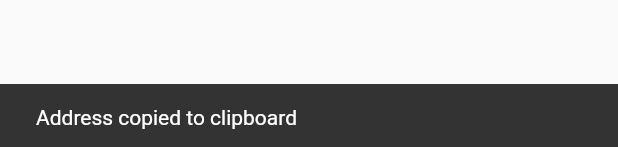
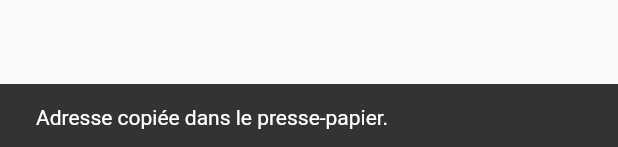
Before and after one commit to tugcekoksal/vv, a Flutter app: the HubPopup widget shown alone on an empty page, opened directly with empty values, after a tap on the "content copy" icon, on a phone screen of 412 x 824 dp. Shown: the part 1086-1233 px from the top of the screen. Run offline on Flutter 3.47's test engine with Material 2 defaults, Android fonts, the phone set to English and light mode, and no system bars; our stand-ins replace carousel_slider, dotted_border, dropdown_search, firebase_core, firebase_messaging, flutter_map and 6 more; missing offline and left inert: cool_dropdown, flutter_map_marker_cluster, new_version, qr_code_scanner; accounts and stored records are empty; project files that could hold a hidden picture were left out.

Commit message:
[FIX] press papier popup

```diff
--- a/lib/screens/views/my_bikes/hub_list.dart
+++ b/lib/screens/views/my_bikes/hub_list.dart
@@ -70,7 +70,8 @@ class HubCard extends StatelessWidget {
                   Clipboard.setData(ClipboardData(text: hub.adresse)).then(
                       (value) => ScaffoldMessenger.of(context).showSnackBar(
                           SnackBar(
-                              content: Text("Address copied to clipboard"))))
+                              content: Text(
+                                  "Adresse copiée dans le presse-papier."))))
                 },
                 icon: Icon(
                   Icons.copy,
--- a/lib/screens/views/my_bikes/hub_popup.dart
+++ b/lib/screens/views/my_bikes/hub_popup.dart
@@ -44,7 +44,9 @@ class HubPopup extends StatelessWidget {
             onTap: () => {
               Clipboard.setData(ClipboardData(text: hub.adresse)).then(
                   (value) => ScaffoldMessenger.of(context).showSnackBar(
-                      SnackBar(content: Text("Address copied to clipboard"))))
+                      SnackBar(
+                          content:
+                              Text("Adresse copiée dans le presse-papier."))))
             },
             child: Icon(
               Icons.copy,
```
